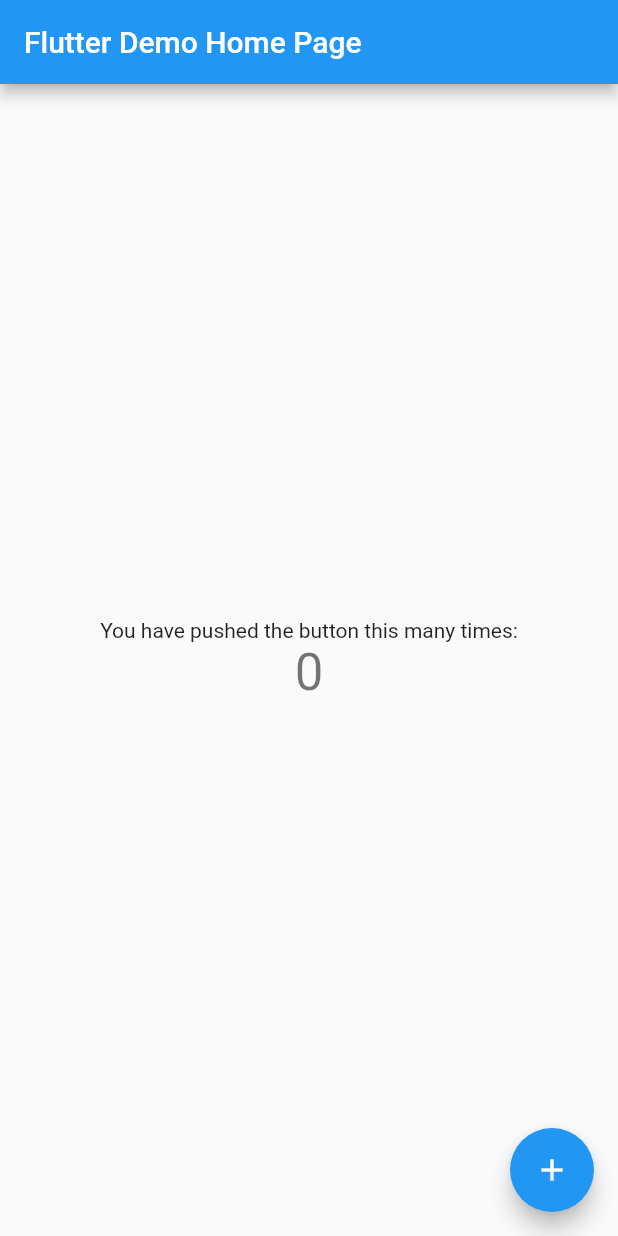
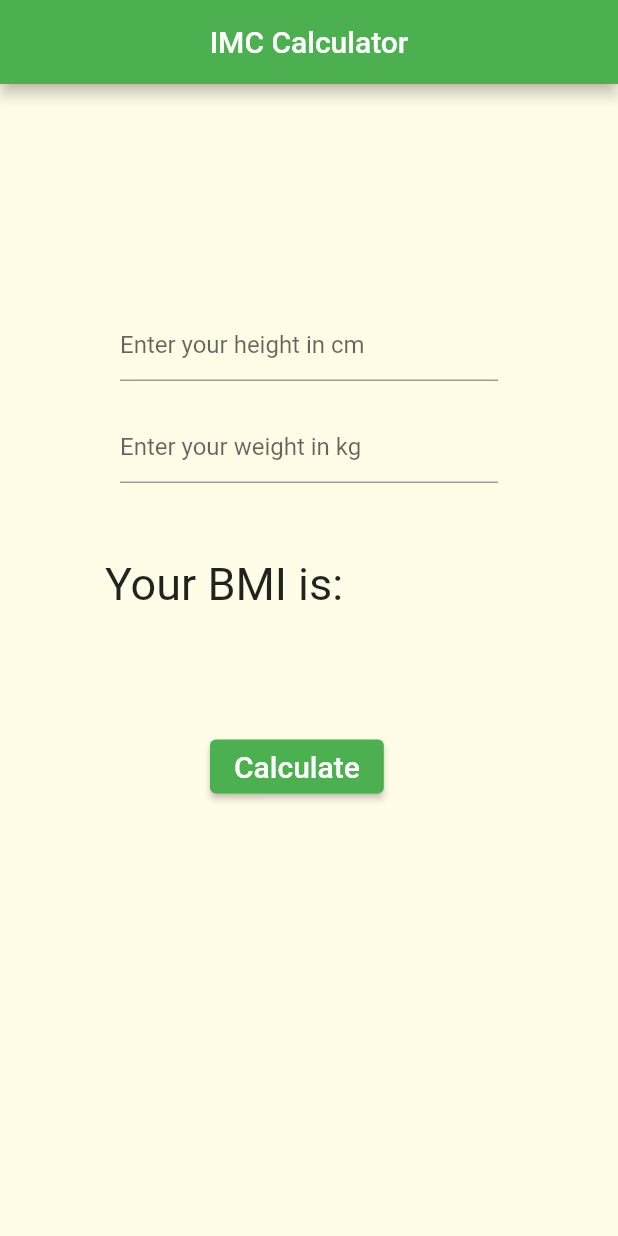
Before and after one commit to Midn18/Lab2Pam, a Flutter app: the screen it shows after launch, on a phone screen of 412 x 824 dp. Run offline on Flutter 3.47's test engine with Material 2 defaults, Android fonts, the phone set to English and light mode, and no system bars.

Commit message:
Final app

```diff
--- a/lib/main.dart
+++ b/lib/main.dart
@@ -1,3 +1,5 @@
+import 'dart:math';
+
 import 'package:flutter/material.dart';
 
 void main() {
@@ -7,109 +9,102 @@ void main() {
 class MyApp extends StatelessWidget {
   const MyApp({super.key});
 
-  // This widget is the root of your application.
   @override
   Widget build(BuildContext context) {
     return MaterialApp(
-      title: 'Flutter Demo',
-      theme: ThemeData(
-        // This is the theme of your application.
-        //
-        // Try running your application with "flutter run". You'll see the
-        // application has a blue toolbar. Then, without quitting the app, try
-        // changing the primarySwatch below to Colors.green and then invoke
-        // "hot reload" (press "r" in the console where you ran "flutter run",
-        // or simply save your changes to "hot reload" in a Flutter IDE).
-        // Notice that the counter didn't reset back to zero; the application
-        // is not restarted.
-        primarySwatch: Colors.blue,
-      ),
-      home: const MyHomePage(title: 'Flutter Demo Home Page'),
-    );
+        theme: ThemeData(
+          primarySwatch: Colors.green,
+        ),
+        title: 'IMC Calculator',
+        home: Scaffold(
+          backgroundColor: Colors.yellow[50],
+          appBar: AppBar(
+            centerTitle: true,
+            title: const Text('IMC Calculator'),
+          ),
+          body: const MyBMIForm(),
+        ));
   }
 }
 
-class MyHomePage extends StatefulWidget {
-  const MyHomePage({super.key, required this.title});
-
-  // This widget is the home page of your application. It is stateful, meaning
-  // that it has a State object (defined below) that contains fields that affect
-  // how it looks.
-
-  // This class is the configuration for the state. It holds the values (in this
-  // case the title) provided by the parent (in this case the App widget) and
-  // used by the build method of the State. Fields in a Widget subclass are
-  // always marked "final".
-
-  final String title;
+class MyBMIForm extends StatefulWidget {
+  const MyBMIForm({super.key});
 
   @override
-  State<MyHomePage> createState() => _MyHomePageState();
+  State<MyBMIForm> createState() => _MyBMIFormState();
 }
 
-class _MyHomePageState extends State<MyHomePage> {
-  int _counter = 0;
+class _MyBMIFormState extends State<MyBMIForm> {
+  final GlobalKey<FormState> _formKey = GlobalKey<FormState>();
 
-  void _incrementCounter() {
-    setState(() {
-      // This call to setState tells the Flutter framework that something has
-      // changed in this State, which causes it to rerun the build method below
-      // so that the display can reflect the updated values. If we changed
-      // _counter without calling setState(), then the build method would not be
-      // called again, and so nothing would appear to happen.
-      _counter++;
-    });
-  }
+  double weight = 0.0;
+  double height = 0.0;
+  String result = '';
 
   @override
   Widget build(BuildContext context) {
-    // This method is rerun every time setState is called, for instance as done
-    // by the _incrementCounter method above.
-    //
-    // The Flutter framework has been optimized to make rerunning build methods
-    // fast, so that you can just rebuild anything that needs updating rather
-    // than having to individually change instances of widgets.
-    return Scaffold(
-      appBar: AppBar(
-        // Here we take the value from the MyHomePage object that was created by
-        // the App.build method, and use it to set our appbar title.
-        title: Text(widget.title),
-      ),
-      body: Center(
-        // Center is a layout widget. It takes a single child and positions it
-        // in the middle of the parent.
+    return Form(
+        key: _formKey,
         child: Column(
-          // Column is also a layout widget. It takes a list of children and
-          // arranges them vertically. By default, it sizes itself to fit its
-          // children horizontally, and tries to be as tall as its parent.
-          //
-          // Invoke "debug painting" (press "p" in the console, choose the
-          // "Toggle Debug Paint" action from the Flutter Inspector in Android
-          // Studio, or the "Toggle Debug Paint" command in Visual Studio Code)
-          // to see the wireframe for each widget.
-          //
-          // Column has various properties to control how it sizes itself and
-          // how it positions its children. Here we use mainAxisAlignment to
-          // center the children vertically; the main axis here is the vertical
-          // axis because Columns are vertical (the cross axis would be
-          // horizontal).
-          mainAxisAlignment: MainAxisAlignment.center,
+          crossAxisAlignment: CrossAxisAlignment.start,
           children: <Widget>[
-            const Text(
-              'You have pushed the button this many times:',
+            Padding(
+              padding: const EdgeInsets.fromLTRB(80, 150, 80, 0),
+              child: TextFormField(
+                onChanged: (value) {
+                  setState(() {
+                    height = double.parse(value);
+                  });
+                },
+                keyboardType: TextInputType.number,
+                decoration: const InputDecoration(
+                  hintText: 'Enter your height in cm',
+                ),
+              ),
             ),
-            Text(
-              '$_counter',
-              style: Theme.of(context).textTheme.headline4,
+            Padding(
+              padding: const EdgeInsets.fromLTRB(80, 20, 80, 0),
+              child: TextFormField(
+                onChanged: (value) {
+                  setState(() {
+                    weight = double.parse(value);
+                  });
+                },
+                keyboardType: TextInputType.number,
+                decoration: const InputDecoration(
+                  hintText: 'Enter your weight in kg',
+                ),
+              ),
+            ),
+            Padding(
+              padding: const EdgeInsets.fromLTRB(70, 50, 40, 0),
+              child: Text(
+                'Your BMI is: $result',
+                style: const TextStyle(
+                  fontSize: 30,
+                ),
+              ),
+            ),
+            Padding(
+              padding: const EdgeInsets.fromLTRB(140, 80, 120, 0),
+              child: ElevatedButton(
+                onPressed: () {
+                  if (_formKey.currentState!.validate()) {
+                    setState(() {
+                      result =
+                          (weight / pow(height / 100, 2.0)).toStringAsFixed(2);
+                    });
+                  }
+                },
+                child: const Text(
+                  'Calculate',
+                  style: TextStyle(
+                    fontSize: 20,
+                  ),
+                ),
+              ),
             ),
           ],
-        ),
-      ),
-      floatingActionButton: FloatingActionButton(
-        onPressed: _incrementCounter,
-        tooltip: 'Increment',
-        child: const Icon(Icons.add),
-      ), // This trailing comma makes auto-formatting nicer for build methods.
-    );
+        ));
   }
 }
```
